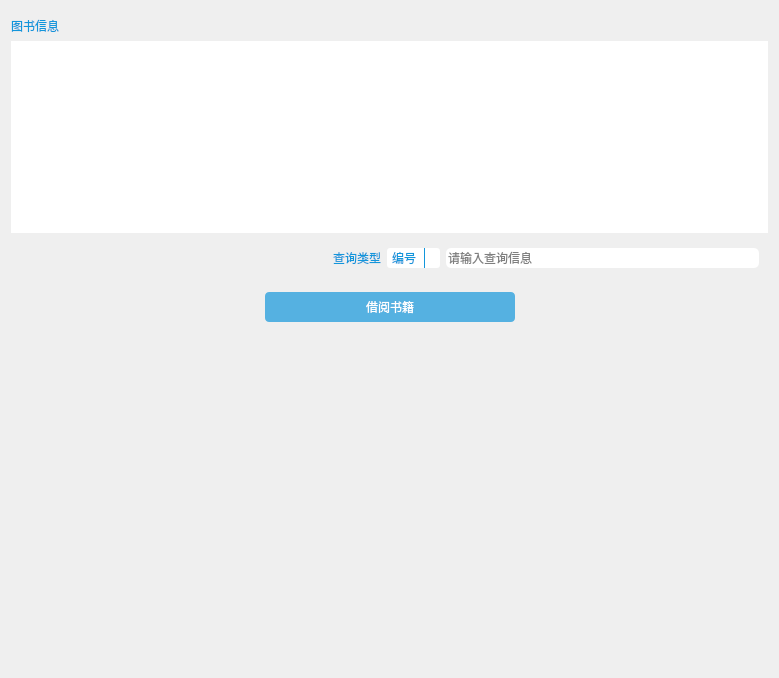
This is LibraryManager/stackroom.ui in xuanlog/LibraryManager as Qt 5 draws it before an edit. The edited form follows.
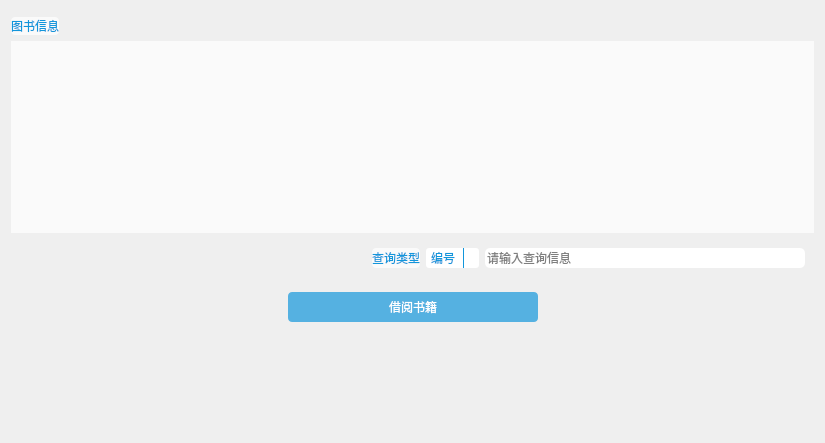
This is the edited form. Icons and pictures are not drawn. Custom widgets are drawn as their Qt base class.

What changed in the file:
```diff
--- a/LibraryManager/stackroom.ui
+++ b/LibraryManager/stackroom.ui
@@ -6,8 +6,8 @@
    <rect>
     <x>0</x>
     <y>0</y>
-    <width>779</width>
-    <height>678</height>
+    <width>825</width>
+    <height>443</height>
    </rect>
   </property>
   <property name="windowTitle">
@@ -15,7 +15,6 @@
   </property>
   <property name="styleSheet">
    <string notr="true">QLabel,
-QTableView,
 QComboBox,
 QPushButton 
 {
@@ -24,10 +23,12 @@
 	font: 14px &quot;微软雅黑&quot;;
 }
 
-QLabel:hover,
-QPushButton:hover
+QTableView
 {
-	color: #ffffff;
+	border: none;
+	background-color: rgba(255, 255, 255, 0.7);
+	color: #000000;
+	font: 14px &quot;微软雅黑&quot;;
 }
 
 QTableView:item:selected
@@ -147,7 +148,7 @@
    <item>
     <widget class="QLabel" name="bookInfoLabel">
      <property name="sizePolicy">
-      <sizepolicy hsizetype="Preferred" vsizetype="Preferred">
+      <sizepolicy hsizetype="Fixed" vsizetype="Preferred">
        <horstretch>0</horstretch>
        <verstretch>0</verstretch>
       </sizepolicy>
@@ -164,6 +165,15 @@
        <height>16777215</height>
       </size>
      </property>
+     <property name="styleSheet">
+      <string notr="true">QLabel
+{
+	background-color: rgba(255, 255, 255, 0.7);
+    border-radius: 4px;  
+	color: #1296db;
+	font: 14px &quot;微软雅黑&quot;;
+}</string>
+     </property>
      <property name="text">
       <string>图书信息</string>
      </property>
@@ -242,6 +252,15 @@
           <verstretch>0</verstretch>
          </sizepolicy>
         </property>
+        <property name="styleSheet">
+         <string notr="true">QLabel
+{
+	background-color: rgba(255, 255, 255, 0.7);
+    border-radius: 4px;  
+	color: #1296db;
+	font: 14px &quot;微软雅黑&quot;;
+}</string>
+        </property>
         <property name="text">
          <string>查询类型</string>
         </property>
```
Left out of the diff: 2 changed lines with no effect on the pictures.
